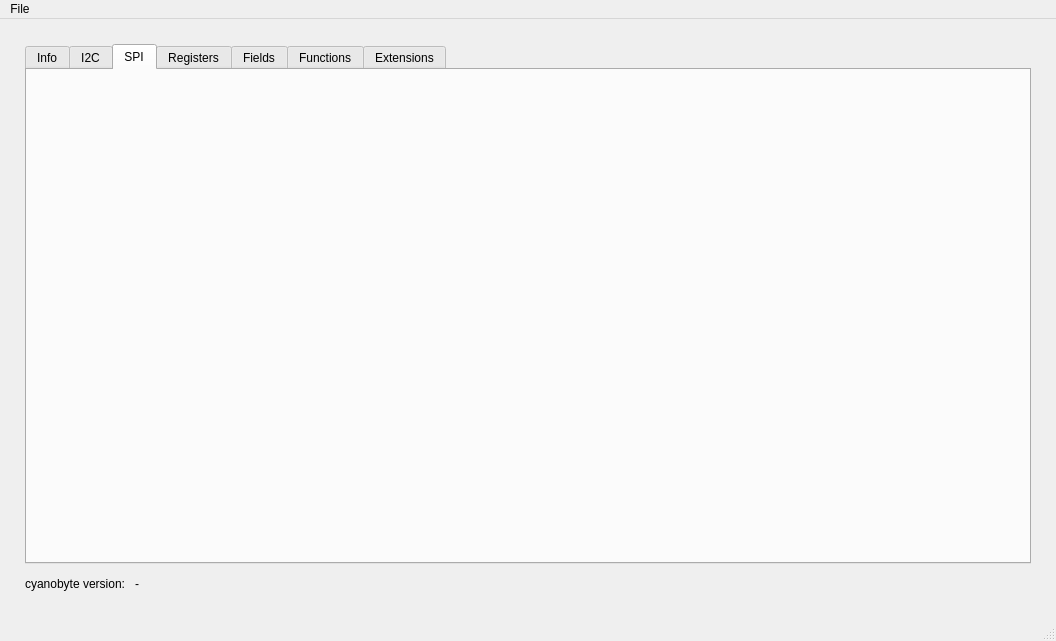
Old version of the form cyanochew/mainWindow.ui in the repository polfeliu/Cyanochew.
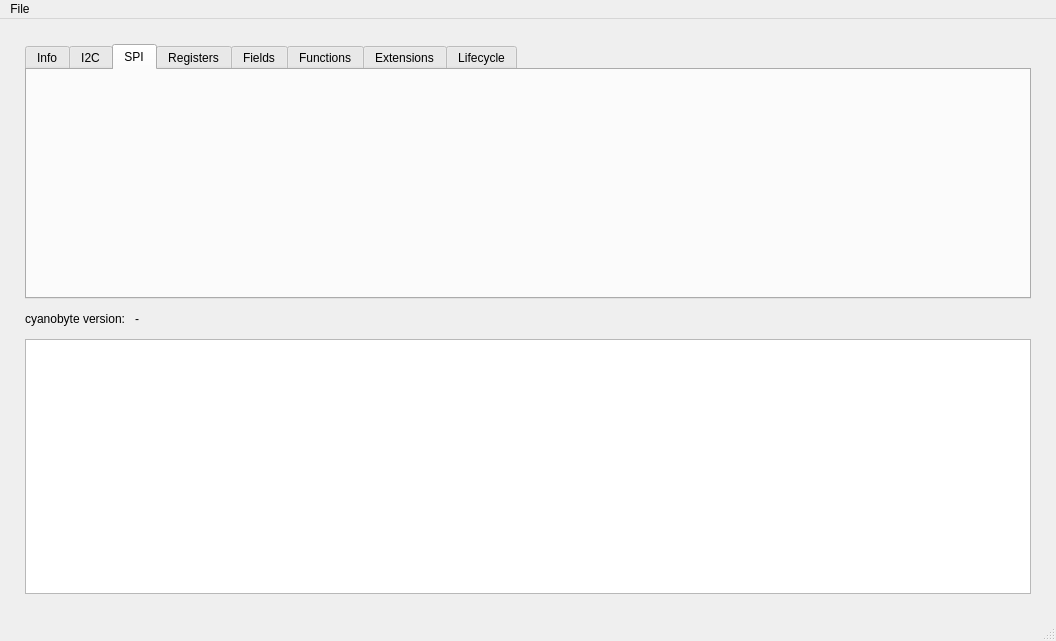
New version of the form. The open tabs and pages were chosen to show the change.

Commit message: Added checkboxes to I2c and Spi. Solved all kinds of problems when loading the file. Added log in the UI and tab for lifecycle

Diff of the .ui file:
```diff
--- a/cyanochew/mainWindow.ui
+++ b/cyanochew/mainWindow.ui
@@ -70,6 +70,11 @@
         <string>Extensions</string>
        </attribute>
       </widget>
+      <widget class="QWidget" name="Lifecycle">
+       <attribute name="title">
+        <string>Lifecycle</string>
+       </attribute>
+      </widget>
      </widget>
     </item>
     <item>
@@ -103,6 +108,13 @@
       </item>
      </layout>
     </item>
+    <item>
+     <widget class="QPlainTextEdit" name="log">
+      <property name="readOnly">
+       <bool>true</bool>
+      </property>
+     </widget>
+    </item>
    </layout>
   </widget>
   <widget class="QMenuBar" name="menubar">
```
Left out of the diff: 4 changed lines with no effect on the pictures. The commit also changes 2 other files.
